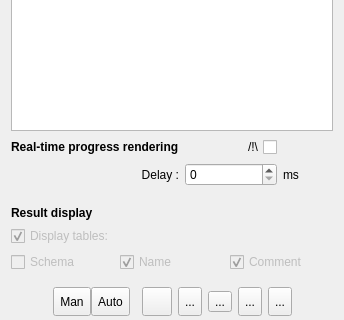
Qt form graphicalquerybuilder/ui/graphicalquerybuilderpathwidget.ui (pgmodeler/plugins) before a commit; both pictures show x 0 to 344 and y 369 to 689 of the 344 by 689 pixel window.
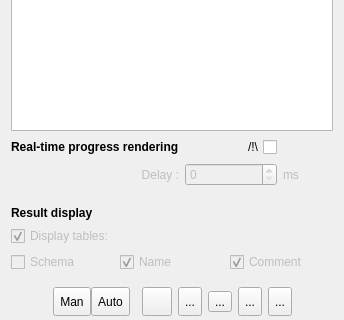
The same form after that commit. The open tabs and pages were chosen to show the change. Icons and pictures are not drawn.

Patch:
```diff
--- a/graphicalquerybuilder/ui/graphicalquerybuilderpathwidget.ui
+++ b/graphicalquerybuilder/ui/graphicalquerybuilderpathwidget.ui
@@ -693,6 +693,9 @@
                </item>
                <item row="1" column="0">
                 <widget class="QLabel" name="rt_render_delay_lbl">
+                 <property name="enabled">
+                  <bool>false</bool>
+                 </property>
                  <property name="layoutDirection">
                   <enum>Qt::LeftToRight</enum>
                  </property>
@@ -709,6 +712,9 @@
                </item>
                <item row="1" column="1" colspan="2">
                 <widget class="QSpinBox" name="rt_render_delay_sb">
+                 <property name="enabled">
+                  <bool>false</bool>
+                 </property>
                  <property name="maximum">
                   <number>3000</number>
                  </property>
@@ -719,6 +725,9 @@
                </item>
                <item row="1" column="3">
                 <widget class="QLabel" name="rt_render_delay_unit_lbl">
+                 <property name="enabled">
+                  <bool>false</bool>
+                 </property>
                  <property name="text">
                   <string>ms</string>
                  </property>
```
Left out of the diff: 2 changed lines with no effect on the pictures.
